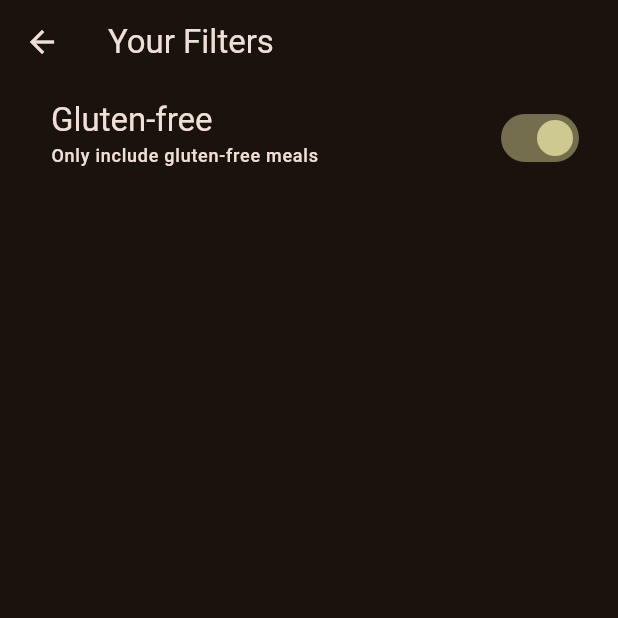
After one commit to mohdshahzil/meals_app, a Flutter app: the FiltersScreen screen opened directly, after a tap on "Gluten-free", on a phone screen of 412 x 824 dp, the top half of it. The commit adds this screen. Run offline on Flutter 3.47's test engine with Material 3 defaults, Android fonts, the phone set to English and light mode, and no system bars; our stand-ins replace transparent_image.

Commit message:
filters added

```diff
--- /dev/null
+++ b/lib/screens/filters.dart
@@ -0,0 +1,58 @@
+import 'package:flutter/material.dart';
+import 'package:meals_app/screens/tabs.dart';
+import 'package:meals_app/widgets/main_drawer.dart';
+
+class FiltersScreen extends StatefulWidget {
+  const FiltersScreen({super.key});
+
+  @override
+  State<FiltersScreen> createState() => _FiltersScreenState();
+}
+
+class _FiltersScreenState extends State<FiltersScreen> {
+  var _glutenFreeFilterSet = false;
+  @override
+  Widget build(BuildContext context) {
+    return Scaffold(
+      appBar: AppBar(
+        title: const Text('Your Filters'),
+      ),
+      // drawer: MainDrawer(onSelectScreen: (identifier) {
+      //   Navigator.of(context).pop();
+      //   if (identifier == 'meals') {
+      //     Navigator.of(context).pushReplacement(
+      //       MaterialPageRoute(
+      //         builder: (ctx) => const TabsScreen(),
+      //       ),
+      //     );
+      //   }
+      // }),
+      body: Column(
+        children: [
+          SwitchListTile(
+            value: _glutenFreeFilterSet,
+            onChanged: (isChecked) {
+              setState(() {
+                _glutenFreeFilterSet = isChecked;
+              });
+            },
+            title: Text(
+              'Gluten-free',
+              style: Theme.of(context).textTheme.titleLarge!.copyWith(
+                    color: Theme.of(context).colorScheme.onBackground,
+                  ),
+            ),
+            subtitle: Text(
+              'Only include gluten-free meals',
+              style: Theme.of(context).textTheme.labelMedium!.copyWith(
+                    color: Theme.of(context).colorScheme.onBackground,
+                  ),
+            ),
+            activeColor: Theme.of(context).colorScheme.tertiary,
+            contentPadding: const EdgeInsets.only(left: 34, right: 22),
+          ),
+        ],
+      ),
+    );
+  }
+}
--- a/lib/screens/tabs.dart
+++ b/lib/screens/tabs.dart
@@ -1,6 +1,7 @@
 import 'package:flutter/material.dart';
 import 'package:meals_app/models/meal.dart';
 import 'package:meals_app/screens/categories.dart';
+import 'package:meals_app/screens/filters.dart';
 import 'package:meals_app/screens/meals.dart';
 import 'package:meals_app/widgets/main_drawer.dart';
 
@@ -48,9 +49,13 @@ class _TabsScreenState extends State<TabsScreen> {
   }
 
   void _setScreen(String identifier) {
+    Navigator.of(context).pop();
     if (identifier == 'filters') {
-    } else {
-      Navigator.of(context).pop();
+      Navigator.of(context).push(
+        MaterialPageRoute(
+          builder: (ctx) => const FiltersScreen(),
+        ),
+      );
     }
   }
 
```
